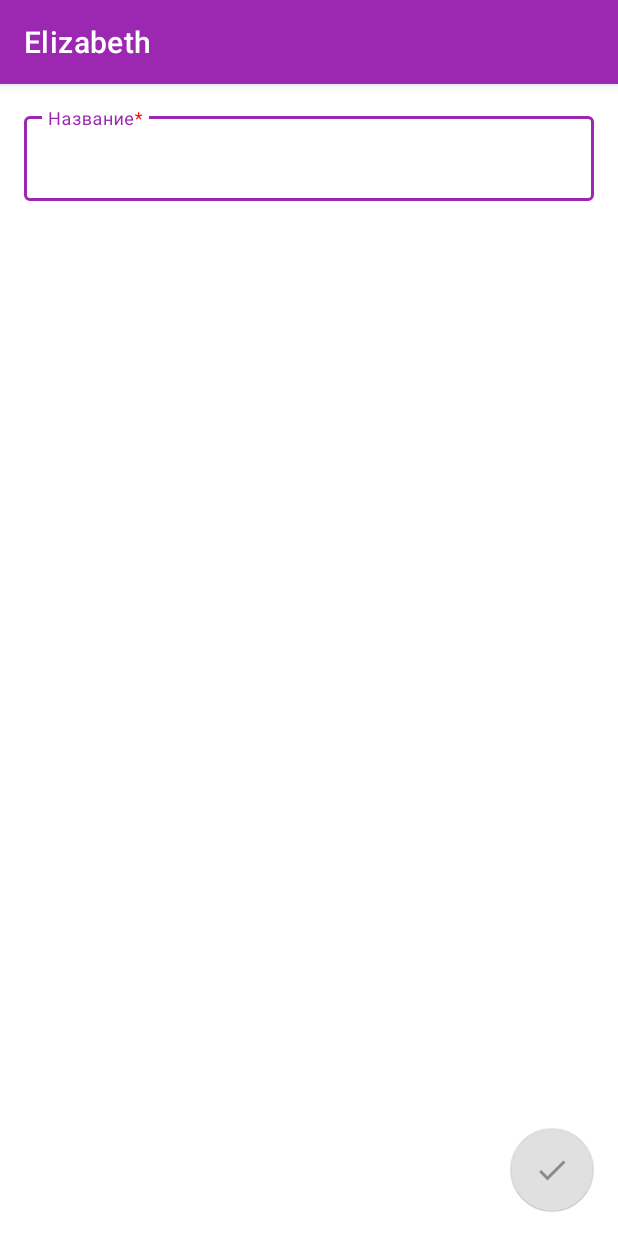
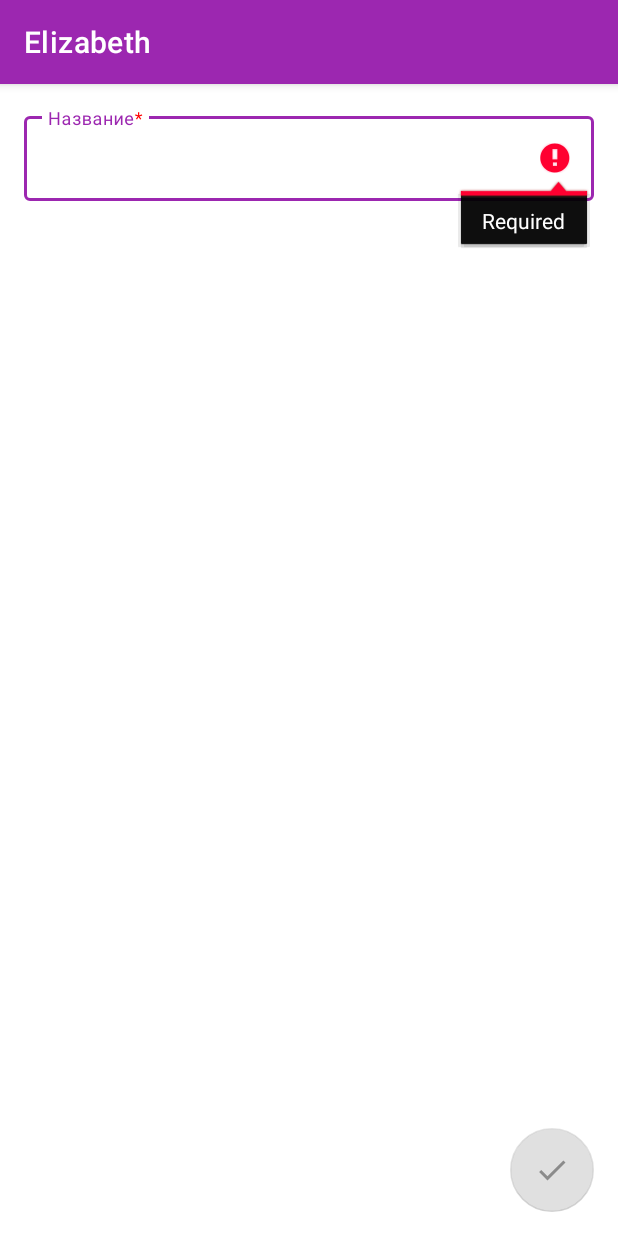
Before and after one commit to alexandr-omeluaniuk/elizabeth, an Android app: the fragment ShoppingListFormFragment shown on its own in the app's theme, on a phone screen of 412 x 824 dp. Run offline under Robolectric (Android 15) with nearby library versions, the phone set to English and light mode, and no system bars; our stand-ins replace data binding.

Commit message:
Form validation.

```diff
--- a/app/src/main/java/com/example/elizabeth/ui/shoppinglist/ShoppingListFormFragment.kt
+++ b/app/src/main/java/com/example/elizabeth/ui/shoppinglist/ShoppingListFormFragment.kt
@@ -29,9 +29,11 @@ class ShoppingListFormFragment : Fragment() {
         _binding = FragmentShoppingListFormBinding.inflate(inflater, container, false)
         val root: View = binding.root
         viewModel = ViewModelProvider(this).get(ShoppingListFormViewModel::class.java)
-//        viewModel.list.observe(viewLifecycleOwner, Observer {
-//            binding.name.setText(it.name)
-//        })
+        viewModel.list.observe(viewLifecycleOwner, Observer {
+            System.out.println("-> " + it.name);
+            binding.name.setText(it.name)
+            binding.name.error = if (!it.name.isEmpty()) null else "Required"
+        })
         binding.vm = viewModel
         binding.lifecycleOwner = viewLifecycleOwner
         return root
--- a/app/src/main/java/com/example/elizabeth/ui/shoppinglist/ShoppingListFormViewModel.kt
+++ b/app/src/main/java/com/example/elizabeth/ui/shoppinglist/ShoppingListFormViewModel.kt
@@ -1,14 +1,12 @@
 package com.example.elizabeth.ui.shoppinglist
 
-import android.text.Editable
-import android.text.TextWatcher
 import androidx.lifecycle.LiveData
 import androidx.lifecycle.MediatorLiveData
 import androidx.lifecycle.MutableLiveData
 import androidx.lifecycle.ViewModel
 import com.example.elizabeth.model.ShoppingList
 
-class ShoppingListFormViewModel : ViewModel() {
+class ShoppingListFormViewModel() : ViewModel() {
     private val _list = MutableLiveData<ShoppingList>().apply {
         value = ShoppingList("");
     }
```
